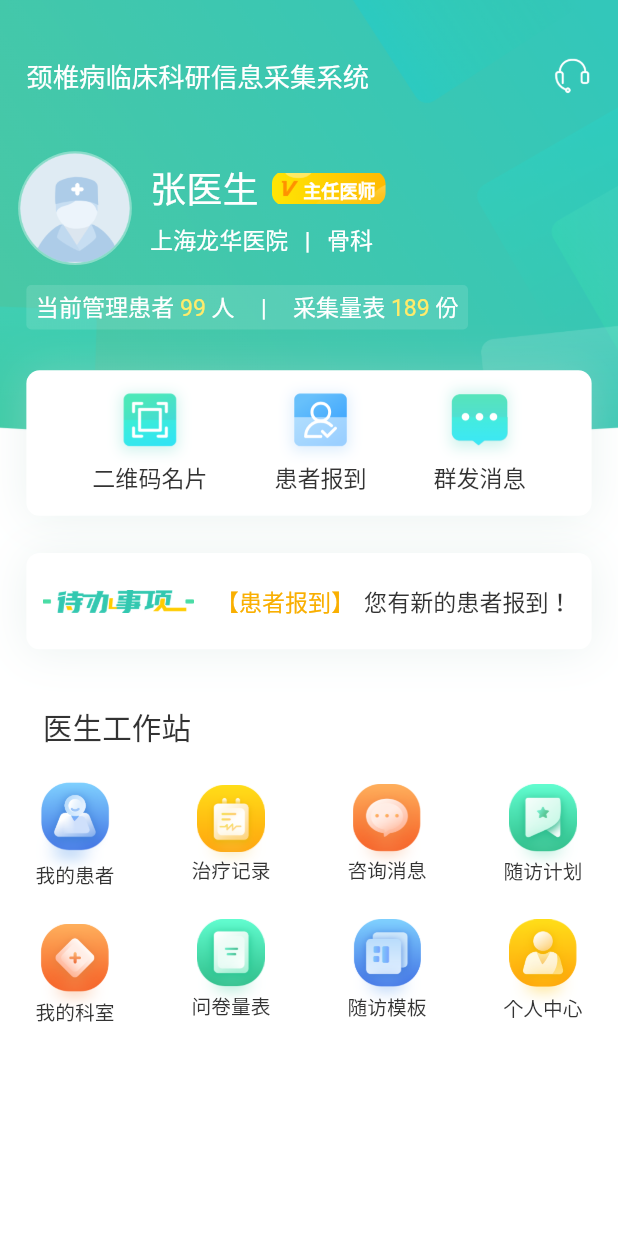
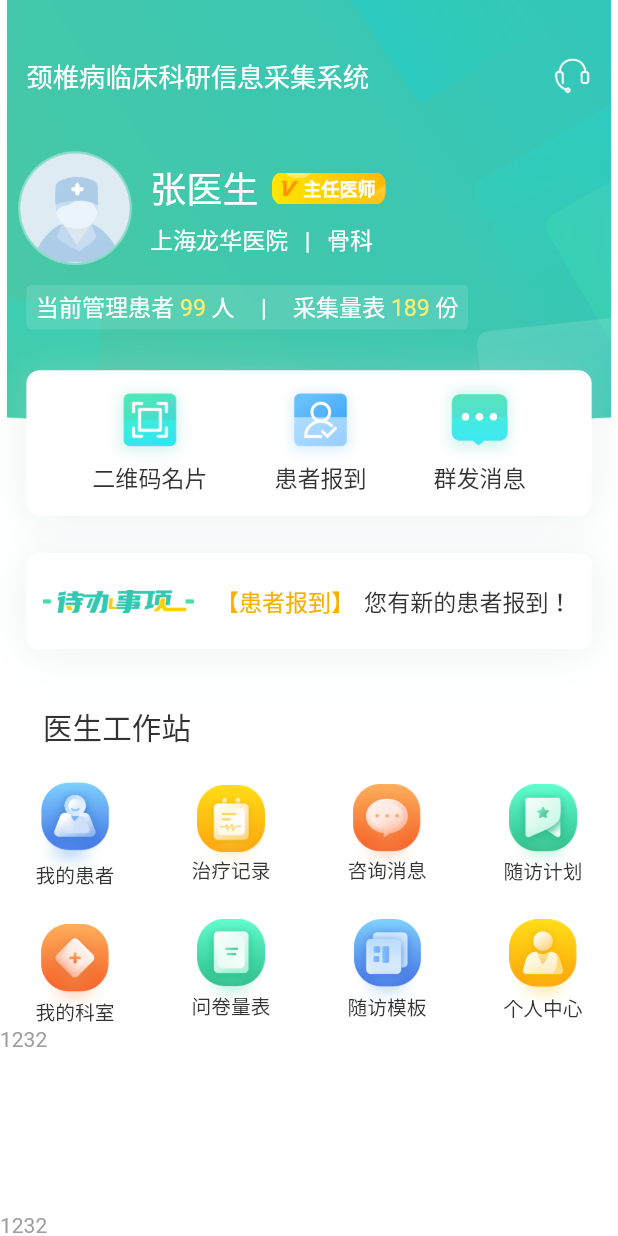
Before and after one commit to xuyawen/flutter_dev, a Flutter app: the Home screen opened by its route, on a phone screen of 412 x 824 dp. Run offline on Flutter 3.47's test engine with Material 2 defaults, Android fonts, the phone set to English and light mode, and no system bars; our stand-ins replace flutter_screenutil, get, get_storage, permission_handler, wave; missing offline and left inert: flutter_sound, jpush_flutter; accounts and stored records are empty; Roboto replaces fonts that are missing (ProductSans); statements that could not run were skipped.

```diff
--- a/lib/constants/routes.dart
+++ b/lib/constants/routes.dart
@@ -12,9 +12,10 @@ class Routes {
   static const SIGNIN = '/signin';
   static const SIGNUP = '/signup';
   static const PROFILE = '/profile';
+  static const RESET_PASSWORD = '/reset-password';
   static const HOME = '/home';
+  static const QRCARD = '/qr-card';
   static const SETTINGS = '/settings';
-  static const RESET_PASSWORD = '/reset-password';
   static const UPDATE_PROFILE = '/update-profile';
 
   // demo
@@ -34,6 +35,7 @@ class Routes {
     GetPage(name: SETTINGS, page: () => Settings()),
     GetPage(name: RESET_PASSWORD, page: () => ResetPassword()),
     GetPage(name: UPDATE_PROFILE, page: () => UpdateProfile()),
+    GetPage(name: QRCARD, page: () => QRcard()),
     GetPage(name: AUDIO, page: () => SimpleRecorder()),
     GetPage(name: WAVE, page: () => WaveDemo()),
     GetPage(name: CHATS, page: () => ChatHome()),
--- a/lib/ui/pages/home.dart
+++ b/lib/ui/pages/home.dart
@@ -1,5 +1,6 @@
 import 'dart:ui';
-
+import 'package:get/get.dart';
+import 'package:flutter_dev/constants/routes.dart';
 import 'package:flutter/material.dart';
 import 'package:flutter_dev/ui/components/components.dart';
 import 'package:flutter_screenutil/flutter_screenutil.dart';
@@ -11,8 +12,13 @@ class Home extends StatelessWidget {
   Widget build(BuildContext context) {
     return WillPopExit(
         child: Scaffold(
-      body: Container(
-          height: ScreenUtil().screenHeight,
+      body: Stack(
+        children: [
+          Positioned(
+              top: 0,
+              left: 0,
+              child: Container(
+                height: 230.h,
                 width: ScreenUtil().screenWidth,
                 decoration: BoxDecoration(
                   image: DecorationImage(
@@ -20,6 +26,13 @@ class Home extends StatelessWidget {
                       alignment: Alignment.topCenter,
                       image: AssetImage("assets/images/home-bg.png")),
                 ),
+              )),
+          Positioned(
+              top: 0,
+              left: 0,
+              child: Container(
+                height: ScreenUtil().screenHeight,
+                width: ScreenUtil().screenWidth,
                 child: SingleChildScrollView(
                     child: Column(
                   crossAxisAlignment: CrossAxisAlignment.start,
@@ -31,8 +44,8 @@ class Home extends StatelessWidget {
                         mainAxisAlignment: MainAxisAlignment.spaceBetween,
                         children: [
                           Text("颈椎病临床科研信息采集系统",
-                        style:
-                            TextStyle(color: Colors.white, fontSize: 16.ssp)),
+                              style: TextStyle(
+                                  color: Colors.white, fontSize: 16.ssp)),
                           ImageIcon(AssetImage("assets/images/service.png"),
                               size: 24.0.w, color: Colors.white)
                         ],
@@ -46,9 +59,10 @@ class Home extends StatelessWidget {
                           width: 69.0.w,
                           height: 69.0.h,
                           child: CircleAvatar(
-                        backgroundColor: Color.fromRGBO(255, 255, 255, .2),
-                        backgroundImage:
-                            AssetImage("assets/images/doctor-default.png")),
+                              backgroundColor:
+                                  Color.fromRGBO(255, 255, 255, .2),
+                              backgroundImage: AssetImage(
+                                  "assets/images/doctor-default.png")),
                         ),
                         SizedBox(width: 11.0.w),
                         Column(
@@ -68,7 +82,8 @@ class Home extends StatelessWidget {
                                     borderRadius:
                                         BorderRadius.all(Radius.circular(8.r)),
                                     image: DecorationImage(
-                                image: AssetImage("assets/images/badge.png"),
+                                      image:
+                                          AssetImage("assets/images/badge.png"),
                                     ),
                                   ),
                                   child: Text(
@@ -77,7 +92,7 @@ class Home extends StatelessWidget {
                                         color: Colors.white,
                                         fontSize: 11.ssp,
                                         fontWeight: FontWeight.bold,
-                                  height: 1.5.h),
+                                        height: 1.8),
                                     textAlign: TextAlign.right,
                                   ),
                                 )
@@ -92,8 +107,8 @@ class Home extends StatelessWidget {
                                         fontSize: 14.sp,
                                         height: 1.h)),
                                 Padding(
-                            padding:
-                                EdgeInsets.only(left: 10.0.w, right: 10.0.w),
+                                  padding: EdgeInsets.only(
+                                      left: 10.0.w, right: 10.0.w),
                                   child: Text("|",
                                       style: TextStyle(
                                           color: Colors.white,
@@ -141,7 +156,8 @@ class Home extends StatelessWidget {
                                     fontSize: 14.sp,
                                     height: 1.h)),
                             Padding(
-                        padding: EdgeInsets.only(left: 16.0.w, right: 16.0.w),
+                              padding:
+                                  EdgeInsets.only(left: 16.0.w, right: 16.0.w),
                               child: Text("|",
                                   style: TextStyle(
                                       color: Colors.white,
@@ -183,7 +199,9 @@ class Home extends StatelessWidget {
                       child: Row(
                         mainAxisAlignment: MainAxisAlignment.spaceBetween,
                         children: [
-                    Column(children: [
+                          GestureDetector(
+                            onTap: () => Get.toNamed(Routes.QRCARD),
+                            child: Column(children: [
                               Container(
                                 decoration: BoxDecoration(boxShadow: [
                                   BoxShadow(
@@ -197,8 +215,10 @@ class Home extends StatelessWidget {
                               SizedBox(height: 8),
                               Text("二维码名片",
                                   style: TextStyle(
-                              color: Color(0xFF333333), fontSize: 14.sp))
+                                      color: Color(0xFF333333),
+                                      fontSize: 14.sp))
                             ]),
+                          ),
                           Column(children: [
                             Container(
                               decoration: BoxDecoration(boxShadow: [
@@ -223,8 +243,10 @@ class Home extends StatelessWidget {
                                     offset: Offset(0, 0),
                                     blurRadius: 7.0)
                               ]),
-                        child: Image.asset("assets/images/group-message.png",
-                            width: 38, height: 38),
+                              child: Image.asset(
+                                  "assets/images/group-message.png",
+                                  width: 38,
+                                  height: 38),
                             ),
                             SizedBox(height: 8),
                             Text("群发消息",
@@ -242,7 +264,8 @@ class Home extends StatelessWidget {
                         margin: EdgeInsets.only(left: 16.w, right: 16.w),
                         decoration: BoxDecoration(
                             color: Colors.white,
-                      borderRadius: BorderRadius.all(Radius.circular(8.r)),
+                            borderRadius:
+                                BorderRadius.all(Radius.circular(8.r)),
                             boxShadow: [
                               BoxShadow(
                                   color: Color.fromRGBO(198, 219, 214, .34),
@@ -306,8 +329,10 @@ class Home extends StatelessWidget {
                         Column(
                           children: [
                             shadowIcon(
-                          Image.asset("assets/images/advisory-message.png",
-                              width: 45.97, height: 45.89),
+                                Image.asset(
+                                    "assets/images/advisory-message.png",
+                                    width: 45.97,
+                                    height: 45.89),
                                 "咨询消息",
                                 Color.fromRGBO(245, 148, 88, 1)),
                             SizedBox(height: 18.h),
@@ -336,9 +361,48 @@ class Home extends StatelessWidget {
                         ),
                         SizedBox(width: 21.5.w),
                       ],
-              )
+                    ),
+                    SizedBox(
+                      height: 100.h,
+                      child: Text("1232"),
+                    ),
+                    SizedBox(
+                      height: 100.h,
+                      child: Text("1232"),
+                    ),
+                    SizedBox(
+                      height: 100.h,
+                      child: Text("1232"),
+                    ),
+                    SizedBox(
+                      height: 100.h,
+                      child: Text("1232"),
+                    ),
+                    SizedBox(
+                      height: 100.h,
+                      child: Text("1232"),
+                    ),
+                    SizedBox(
+                      height: 100.h,
+                      child: Text("1232"),
+                    ),
+                    SizedBox(
+                      height: 100.h,
+                      child: Text("1232"),
+                    ),
+                    SizedBox(
+                      height: 100.h,
+                      child: Text("1232"),
+                    ),
+                    SizedBox(
+                      height: 100.h,
+                      child: Text("1232"),
+                    ),
                   ],
-          ))),
+                )),
+              ))
+        ],
+      ),
     ));
   }
 }
--- a/lib/ui/ui.dart
+++ b/lib/ui/ui.dart
@@ -4,3 +4,4 @@ export 'pages/splash.dart';
 export 'pages/audio.dart';
 export 'pages/wave.dart';
 export 'pages/chat.dart';
+export 'pages/qr_card.dart';
```
Also changed, not shown: lib/ui/pages/qr_card.dart (added, +72 -0 lines), pubspec.lock, 2 other files. Lines whose indentation alone changed are shown as unchanged.
